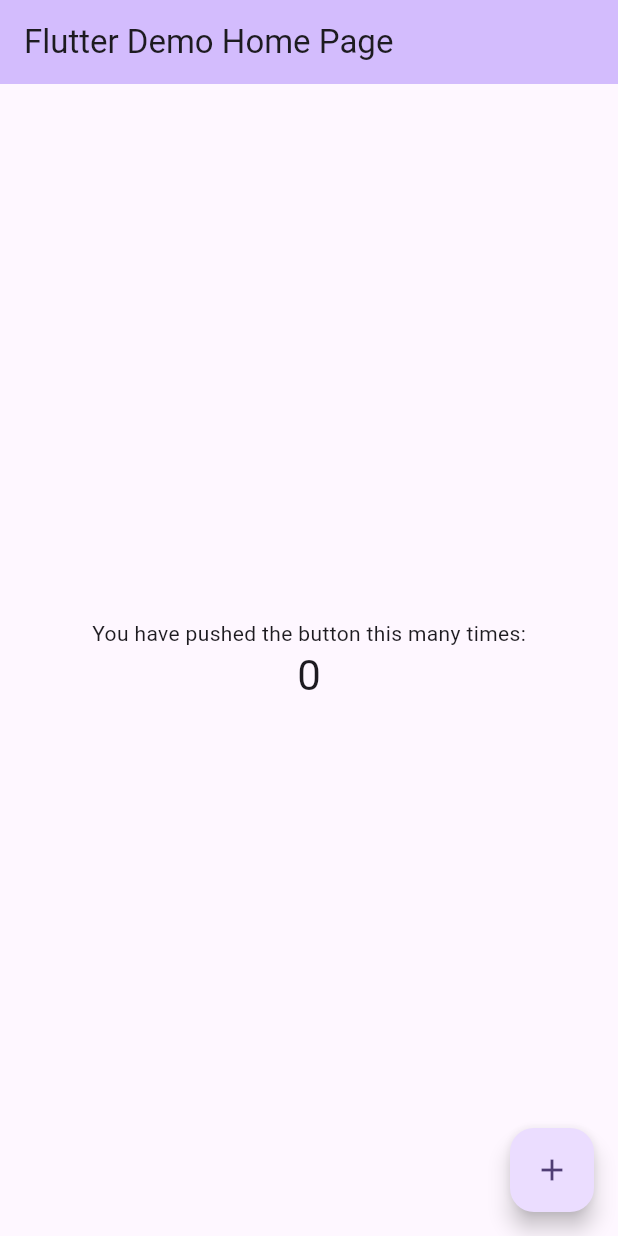
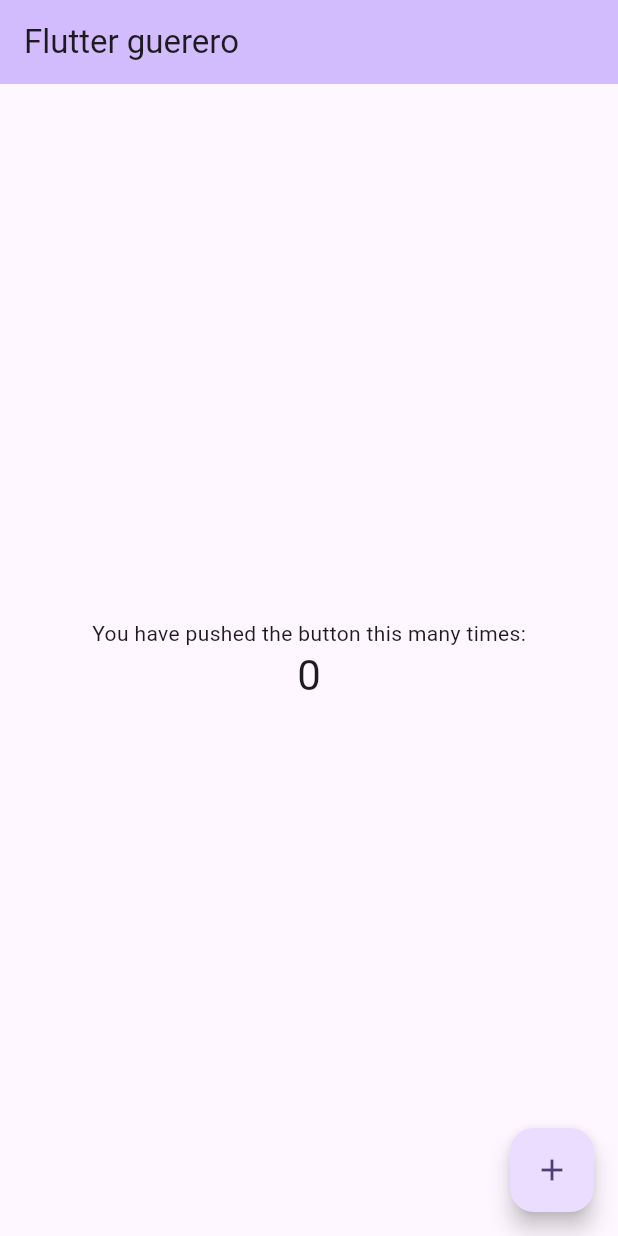
Before and after one commit to kenzie324/FLUTTER-PROFILE-CARD, a Flutter app: the screen it shows after launch, on a phone screen of 412 x 824 dp. Run offline on Flutter 3.47's test engine with Material 3 defaults, Android fonts, the phone set to English and light mode, and no system bars.

Commit message:
belajar fundamaental flutter-debuging

```diff
--- a/lib/main.dart
+++ b/lib/main.dart
@@ -30,7 +30,8 @@ class MyApp extends StatelessWidget {
         // tested with just a hot reload.
         colorScheme: ColorScheme.fromSeed(seedColor: Colors.deepPurple),
       ),
-      home: const MyHomePage(title: 'Flutter Demo Home Page'),
+      home: const MyHomePage(title: 'Flutter guerero'),
+      debugShowCheckedModeBanner: false,
     );
   }
 }
```
Also changed, not shown: lib/doc-about.dart (added, +51 -0 lines).
